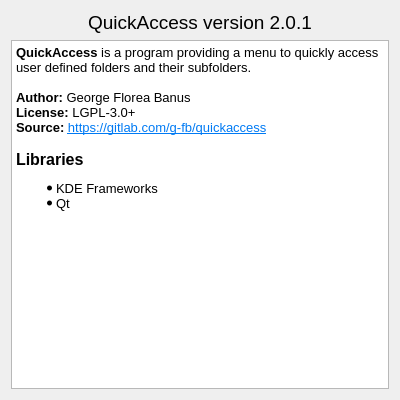
g-fb/quickaccess, file ui/aboutdialog.ui: the form before one commit.
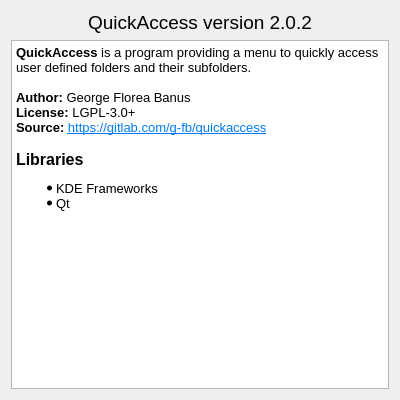
The form after the commit.

The edit to the form file:
```diff
--- a/ui/aboutdialog.ui
+++ b/ui/aboutdialog.ui
@@ -42,7 +42,7 @@
         </font>
        </property>
        <property name="text">
-        <string>QuickAccess version 2.0.1</string>
+        <string>QuickAccess version 2.0.2</string>
        </property>
        <property name="alignment">
         <set>Qt::AlignCenter</set>
```
